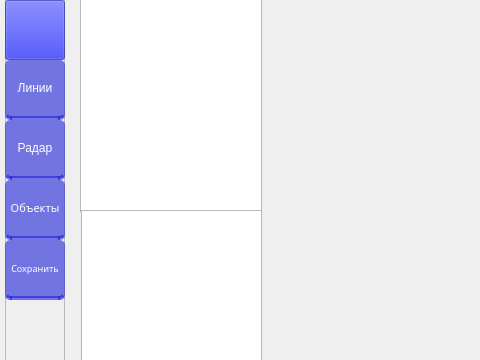
Old version of the form mainwindow.ui in the repository NeGvozd/CppLearningProject; both pictures show x 0 to 480 and y 140 to 500 of the 1270 by 661 pixel window.
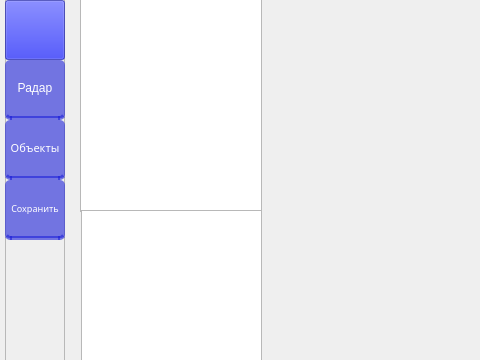
New version of the form. Icons and pictures are not drawn.

Commit message: Убрали кнопки линий

The edit to the form file:
```diff
--- a/mainwindow.ui
+++ b/mainwindow.ui
@@ -148,67 +148,11 @@
         </size>
        </property>
       </widget>
-      <widget class="QPushButton" name="LinesButton">
-       <property name="geometry">
-        <rect>
-         <x>0</x>
-         <y>120</y>
-         <width>60</width>
-         <height>60</height>
-        </rect>
-       </property>
-       <property name="cursor">
-        <cursorShape>PointingHandCursor</cursorShape>
-       </property>
-       <property name="styleSheet">
-        <string notr="true">QPushButton#LinesButton{
-float right;
-border-radius: 5px;
-padding: 5px9px;
-font-size: 1.2em;
-background-color: rgba(27, 31, 216, 0.59);
-text shadow: #454545 0 0 2px;
-border-bottom: 4px solid rgba(27, 31, 216, 0.59);
-color: white;
-font-family: 'Roboto Slab', serif;
-}
-
-QPushButton#LinesButton:hover{
-float right;
-margin-right: 3%;
-margin-top: 5px;
-border-radius: 5px;
-padding: 5px9px;
-font-size: 1.2em;
-background-color: rgba(66, 68, 226, 0.59);
-text shadow: #454545 0 0 2px;
-border-bottom: 4px solid rgba(66, 68, 226, 0.59);
-color: white;
-font-family: 'Roboto Slab', serif;
-}
-QPushButton#LinesButton:pressed{
-float right;
-margin-right: 4%;
-margin-top: 8px;
-border-radius: 5px;
-padding: 5px9px;
-font-size: 1.2em;
-background-color: rgba(81, 83, 225, 0.59);
-text shadow: #454545 0 0 2px;
-border-bottom: 4px solid rgba(81, 83, 225, 0.59);
-color: white;
-font-family: 'Roboto Slab', serif;
-}</string>
-       </property>
-       <property name="text">
-        <string>Линии</string>
-       </property>
-      </widget>
       <widget class="QPushButton" name="RadarButton">
        <property name="geometry">
         <rect>
          <x>0</x>
-         <y>180</y>
+         <y>120</y>
          <width>60</width>
          <height>60</height>
         </rect>
@@ -264,7 +208,7 @@
        <property name="geometry">
         <rect>
          <x>0</x>
-         <y>240</y>
+         <y>180</y>
          <width>60</width>
          <height>60</height>
         </rect>
@@ -323,7 +267,7 @@
        <property name="geometry">
         <rect>
          <x>0</x>
-         <y>300</y>
+         <y>240</y>
          <width>60</width>
          <height>60</height>
         </rect>
```
Left out of the diff: 6 changed lines with no effect on the pictures. The commit also changes 5 other files.
